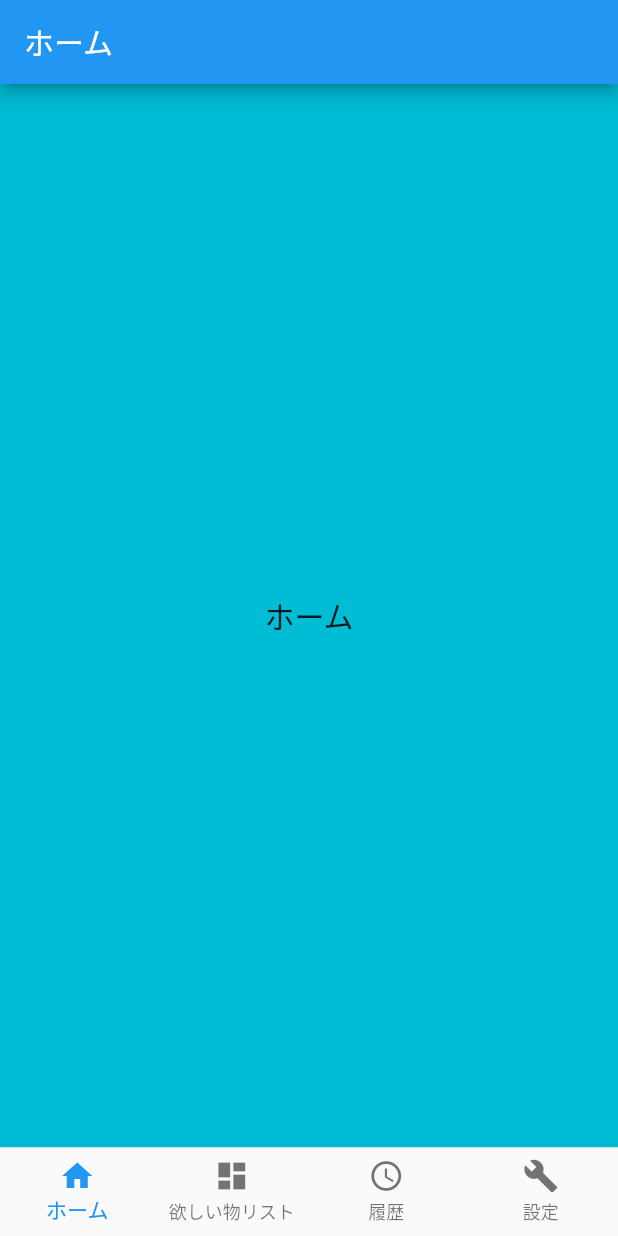
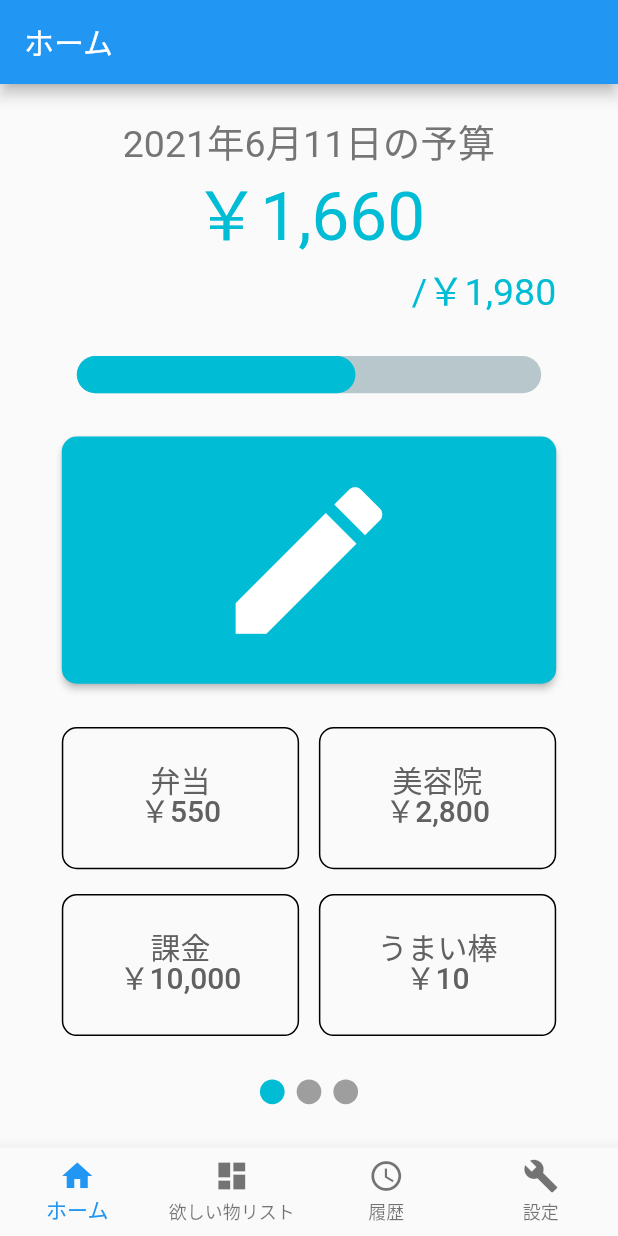
Before and after one commit to TeamSaifu/Saifu_Flutter, a Flutter app: the screen it shows after launch, on a phone screen of 412 x 824 dp. Run offline on Flutter 3.47's test engine with Material 2 defaults, Android fonts, the phone set to English and light mode, and no system bars; drawn by our look-alikes of percent_indicator, smooth_page_indicator; our stand-ins replace sqflite; accounts and stored records are empty.

Commit message:
SIF-17 ホーム画面のレイアウト作成

```diff
--- /dev/null
+++ b/lib/home.dart
@@ -0,0 +1,222 @@
+import 'package:flutter/cupertino.dart';
+import 'package:flutter/material.dart';
+
+import 'package:saifu/shortcut_model.dart';
+import 'package:saifu/enter_data.dart';
+
+import 'package:smooth_page_indicator/smooth_page_indicator.dart';
+import 'package:percent_indicator/percent_indicator.dart';
+
+class HomePage extends StatefulWidget {
+  HomePage({Key key, this.title}) : super(key: key);
+
+  final String title;
+
+  @override
+  _HomeState createState() => _HomeState();
+}
+
+class _HomeState extends State<HomePage> {
+  final PageController controller = PageController(initialPage: 0);
+
+  List<ShortcutItemModel> _shortcutList = [
+    ShortcutItemModel(name: '弁当', price: '￥550'),
+    ShortcutItemModel(name: '美容院', price: '￥2,800'),
+    ShortcutItemModel(name: '課金', price: '￥10,000'),
+    ShortcutItemModel(name: 'うまい棒', price: '￥10'),
+    ShortcutItemModel(price: '￥500'),
+    ShortcutItemModel(name: '弁当', price: '￥550'),
+    ShortcutItemModel(name: '美容院', price: '￥2,800'),
+    ShortcutItemModel(name: '課金', price: '￥10,000'),
+    ShortcutItemModel(name: 'うまい棒', price: '￥10'),
+    ShortcutItemModel(price: '￥500'),
+  ];
+
+  Widget _textLabel({
+    double contentWidth,
+    String text,
+    double fontSize = 25.0,
+    Color color = Colors.black,
+    TextAlign textAlign = TextAlign.center,
+  }) {
+    return SizedBox(
+      width: contentWidth,
+      child: Text(
+        '$text',
+        style: TextStyle(
+          height: 1,
+          fontSize: fontSize,
+          color: color,
+        ),
+        textAlign: textAlign,
+      ),
+    );
+  }
+
+  Widget _shortcutButton({
+    double contentWidth,
+    double contentHeight,
+    int index,
+  }) {
+    return SizedBox(
+      width: contentWidth,
+      height: contentHeight,
+
+      child: _shortcutList.length > index ? OutlinedButton(
+        style: OutlinedButton.styleFrom(
+          side: const BorderSide(),
+          shape: RoundedRectangleBorder(
+            borderRadius: BorderRadius.all(
+              Radius.circular(10.0),
+            ),
+          ),
+        ),
+        child: Column(
+          mainAxisSize: MainAxisSize.min,
+          children: [
+            _textLabel(contentWidth: contentWidth, text: _shortcutList[index].name != null ? _shortcutList[index].name : '', fontSize: 20.0, color: Colors.grey.shade700),
+            _textLabel(contentWidth: contentWidth, text: _shortcutList[index].price, fontSize: 20.0, color: Colors.grey.shade700),
+          ],
+        ),
+        onPressed: () {
+
+        },
+      ) : Container(),
+    );
+  }
+
+  Widget _shortcutItems({double contentWidth, double contentHeight, int pageIndex}) {
+    int index = pageIndex * 4;
+
+    return SizedBox(
+      height: contentHeight * 0.5,
+      child: Column(
+        mainAxisAlignment: MainAxisAlignment.spaceBetween,
+        children: [
+          SizedBox(
+            width: contentWidth,
+            child: Row(
+              mainAxisAlignment: MainAxisAlignment.spaceBetween,
+              children: [
+                _shortcutButton(
+                    contentWidth: contentWidth * 0.48,
+                    contentHeight: contentHeight * 0.46,
+                    index: index
+                ),
+                _shortcutButton(
+                    contentWidth: contentWidth * 0.48,
+                    contentHeight: contentHeight * 0.46,
+                    index: index + 1
+                ),
+              ],
+            ),
+          ),
+          SizedBox(
+            width: contentWidth,
+            child: Row(
+              mainAxisAlignment: MainAxisAlignment.spaceBetween,
+              children: [
+                _shortcutButton(
+                    contentWidth: contentWidth * 0.48,
+                    contentHeight: contentHeight * 0.46,
+                    index: index + 2
+                ),
+                _shortcutButton(
+                    contentWidth: contentWidth * 0.48,
+                    contentHeight: contentHeight * 0.46,
+                    index: index + 3
+                ),
+              ],
+            ),
+          ),
+        ],
+      ),
+    );
+  }
+
+  @override
+  Widget build(BuildContext context) {
+    double screenWidth = MediaQuery.of(context).size.width;
+    double screenHeight = MediaQuery.of(context).size.height;
+
+    return Column(
+      mainAxisAlignment: MainAxisAlignment.spaceEvenly,
+
+      children: <Widget>[
+        SizedBox(
+          height: screenHeight * 0.15,
+          child: Column(
+            mainAxisAlignment: MainAxisAlignment.spaceBetween,
+            children: [
+              _textLabel(contentWidth: screenWidth * 0.8, text: '2021年6月11日の予算', color: Colors.grey.shade600),
+              _textLabel(contentWidth: screenWidth * 0.8, text: '￥1,660', fontSize: 45.0, color: Colors.cyan),
+              _textLabel(contentWidth: screenWidth * 0.8, text: '/￥1,980', color: Colors.cyan, textAlign: TextAlign.right),
+            ],
+          ),
+        ),
+
+        SizedBox(
+          width: screenWidth * 0.8,
+          child: LinearPercentIndicator(
+            animation: true,
+            animationDuration: 500,
+            lineHeight: screenHeight * 0.03,
+            percent: 0.6,
+            // center: Text("60.0%"),
+            linearStrokeCap: LinearStrokeCap.roundAll,
+            progressColor: Colors.cyan,
+          ),
+        ),
+
+        SizedBox(
+          width: screenWidth * 0.8,
+          height: screenHeight * 0.2,
+
+          child: ElevatedButton(
+            style: ElevatedButton.styleFrom(
+              primary: Colors.cyan,
+              onPrimary: Colors.white,
+              shape: const RoundedRectangleBorder(
+                borderRadius: BorderRadius.all(
+                  Radius.circular(10.0),
+                ),
+              ),
+            ),
+
+            child: const Icon(Icons.edit, size: 130.0,),
+
+            onPressed: () async {
+              final result = await Navigator.of(context).pushNamed('/enter');
+              if (result != null) {
+                setState(() {
+                  _shortcutList.add(result);
+                });
+              }
+            },
+          ),
+        ),
+
+        SizedBox(
+          height: screenHeight * 0.25,
+          child: PageView.builder(
+            controller: controller,
+            itemCount: (_shortcutList.length / 4).ceil(),
+            itemBuilder: (BuildContext context, int index) {
+              return _shortcutItems(contentWidth: screenWidth * 0.8, contentHeight: screenHeight * 0.25, pageIndex: index);
+            },
+          ),
+        ),
+
+        SmoothPageIndicator(
+          controller: controller,
+          count: (_shortcutList.length / 4).ceil(),
+          effect: SlideEffect(
+            activeDotColor: Colors.cyan,
+            dotWidth:  screenHeight * 0.02,
+            dotHeight:  screenHeight * 0.02,
+          ),
+        ),
+      ],
+    );
+  }
+}
--- a/lib/main.dart
+++ b/lib/main.dart
@@ -5,6 +5,7 @@ import 'package:saifu/add_wish_item.dart';
 import 'package:saifu/enter_data.dart';
 import 'package:saifu/log.dart';
 import 'package:saifu/setting.dart';
+import 'package:saifu/home.dart';
 
 void main() {
   runApp(MyApp());
@@ -51,7 +52,7 @@ class _MyHomePageState extends State<MyHomePage> {
 
   //画面のリストを作成 (ここで切り替え先を指定する）
   static List<Widget> _pageList = [
-    CustomPage(pannelColor: Colors.cyan, title: 'ホーム'),
+    HomePage(),
     WishListPage(),
     Log(pannelColor: Colors.cyan, title: '履歴'),
     Setting(pannelColor: Colors.cyan, title: '設定'),
--- /dev/null
+++ b/lib/shortcut_model.dart
@@ -0,0 +1,13 @@
+import 'package:flutter/material.dart';
+
+class ShortcutItemModel {
+  IconData icon;
+  String name;
+  String price;
+
+  ShortcutItemModel({
+    this.icon,
+    this.name,
+    @required this.price,
+  });
+}
--- a/pubspec.yaml
+++ b/pubspec.yaml
@@ -29,6 +29,9 @@ dependencies:
   # Use with the CupertinoIcons class for iOS style icons.
   cupertino_icons: ^1.0.2
   sqflite: ^2.0.0+3
+
+  smooth_page_indicator: ^0.2.3
+  percent_indicator: "^2.1.7+2"
 
 dev_dependencies:
   flutter_test:
```
